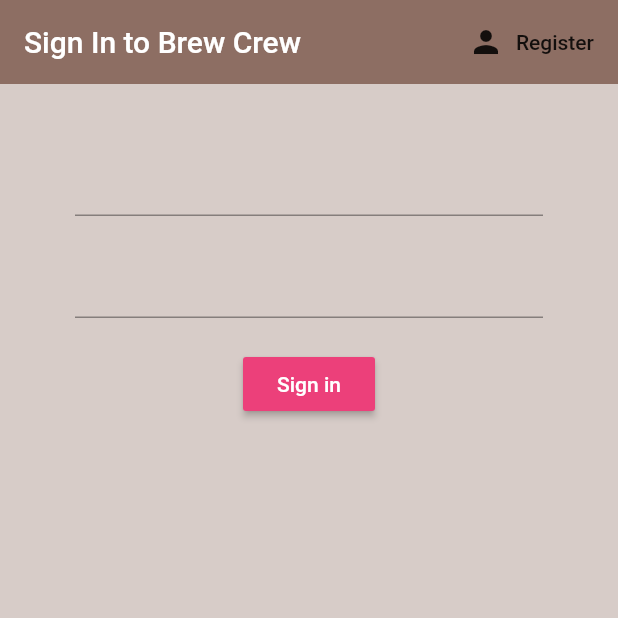
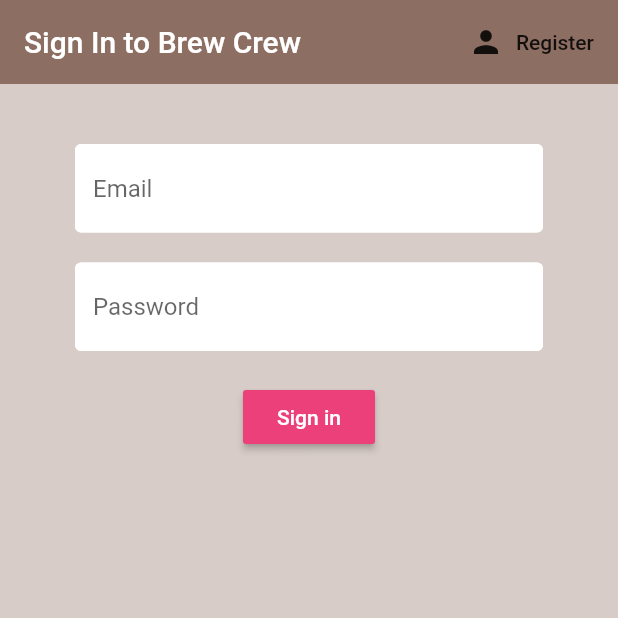
Before and after one commit to nugrahaa878/flutter-ninja-brew-crew-2, a Flutter app: the screen it shows after launch, on a phone screen of 412 x 824 dp, the top half of it. Run offline on Flutter 3.47's test engine with Material 2 defaults, Android fonts, the phone set to English and light mode, and no system bars; our stand-ins replace firebase_auth; accounts and stored records are empty.

Commit message:
Add input text decoration

```diff
--- a/lib/screens/authenticate/register.dart
+++ b/lib/screens/authenticate/register.dart
@@ -1,5 +1,6 @@
 import 'package:flutter/material.dart';
 import 'package:flutter_firebase/services/auth.dart';
+import 'package:flutter_firebase/shared/constants.dart';
 
 class Register extends StatefulWidget {
 
@@ -47,6 +48,7 @@ class _RegisterState extends State<Register> {
             children: <Widget>[
               SizedBox(height: 20.0,),
               TextFormField(
+                decoration: textInputDecoration.copyWith(hintText: 'Email'),
                 validator: (val) => val.isEmpty ? 'Enter an email' : null,
                 onChanged: (val) {
                   setState(() {
@@ -56,6 +58,7 @@ class _RegisterState extends State<Register> {
               ),
               SizedBox(height: 20.0,),
               TextFormField(
+                decoration: textInputDecoration.copyWith(hintText: 'Password'),
                 validator: (val) => val.length < 6 ? 'Enter a password 6+ chars long' : null,
                 obscureText: true,
                 onChanged: (val) {
--- a/lib/screens/authenticate/sign_in.dart
+++ b/lib/screens/authenticate/sign_in.dart
@@ -1,5 +1,6 @@
 import 'package:flutter/material.dart';
 import 'package:flutter_firebase/services/auth.dart';
+import 'package:flutter_firebase/shared/constants.dart';
 
 class SignIn extends StatefulWidget {
 
@@ -47,6 +48,7 @@ class _SignInState extends State<SignIn> {
             children: <Widget>[
               SizedBox(height: 20.0,),
               TextFormField(
+                decoration: textInputDecoration.copyWith(hintText: 'Email'),
                 validator: (val) => val.isEmpty ? 'Enter an email' : null,
                 onChanged: (val) {
                   setState(() {
@@ -56,6 +58,7 @@ class _SignInState extends State<SignIn> {
               ),
               SizedBox(height: 20.0,),
               TextFormField(
+                decoration: textInputDecoration.copyWith(hintText: 'Password'),
                 validator: (val) => val.length < 6 ? 'Enter a password 6+ chars long' : null,
                 obscureText: true,
                 onChanged: (val) {
--- /dev/null
+++ b/lib/shared/constants.dart
@@ -0,0 +1,12 @@
+import 'package:flutter/material.dart';
+
+const textInputDecoration = InputDecoration(
+  fillColor: Colors.white,
+  filled: true,
+  enabledBorder: OutlineInputBorder(
+    borderSide: BorderSide(color: Colors.white, width: 2.0),
+  ),
+  focusedBorder: OutlineInputBorder(
+    borderSide: BorderSide(color: Colors.pink, width: 2.0),
+  ),
+);
```
